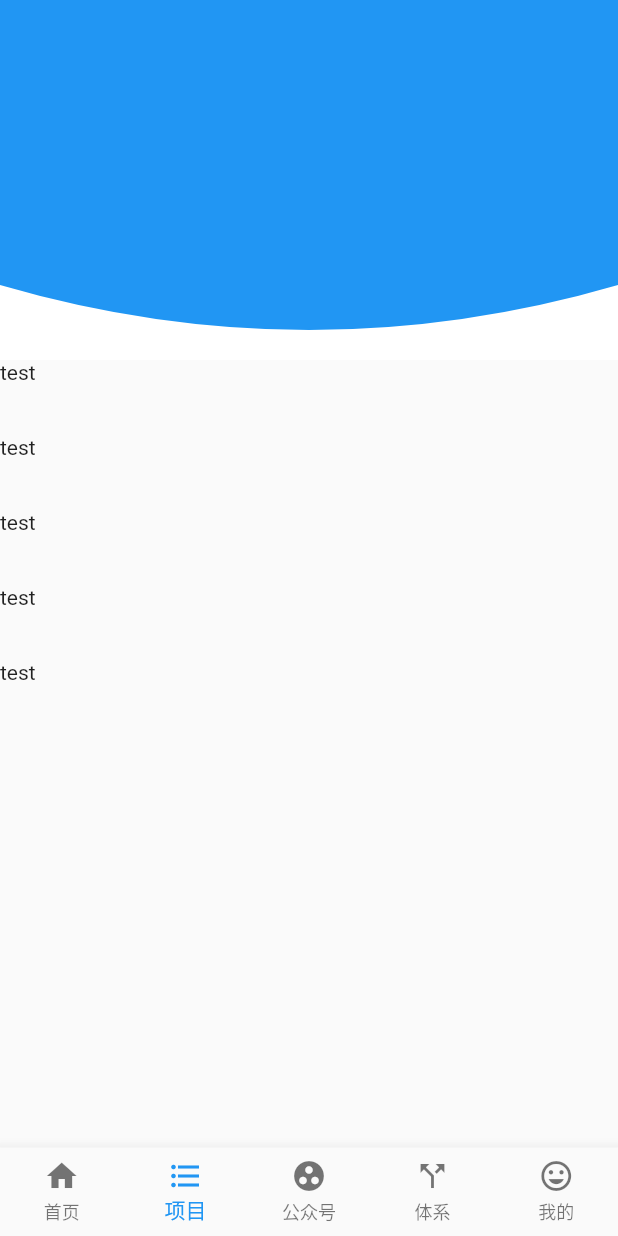
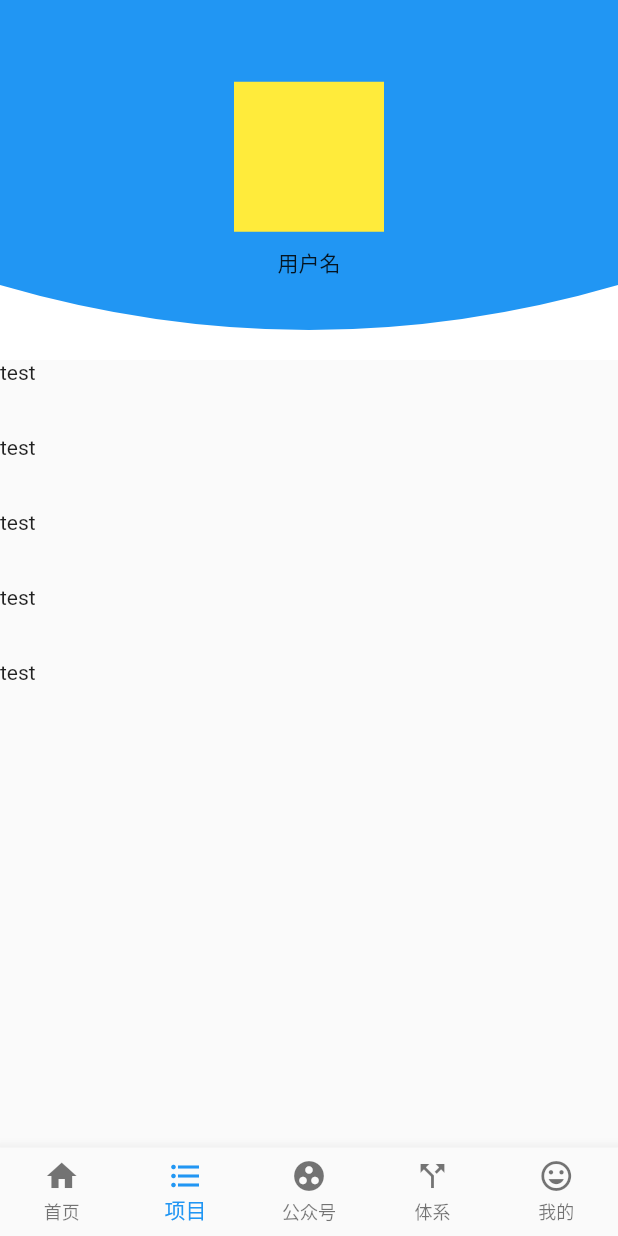
Before and after one commit to Western-parotia/FlutterLadder, a Flutter app: the screen it shows after launch, swiped to page 2, on a phone screen of 412 x 824 dp. Run offline on Flutter 3.47's test engine with Material 2 defaults, Android fonts, the phone set to English and light mode, and no system bars; our stand-ins replace cached_network_image, card_swiper, dio, logger, pull_to_refresh; network calls fail.

Commit message:
add 添加头像测试UI

```diff
--- a/lib/modules/project/project_page.dart
+++ b/lib/modules/project/project_page.dart
@@ -37,7 +37,20 @@ class _HeaderWidget extends StatelessWidget {
       clipper: BottomClipper(),
       child: Container(
         color: Colors.blue,
-        padding: const EdgeInsets.only(top: 40),
+        child: Column(
+          mainAxisAlignment: MainAxisAlignment.center,
+          children: [
+            Container(
+              height: 100,
+              width: 100,
+              color: Colors.yellow,
+            ),
+            const SizedBox(
+              height: 10,
+            ),
+            const Text('用户名')
+          ],
+        ),
       ),
     );
   }
```
